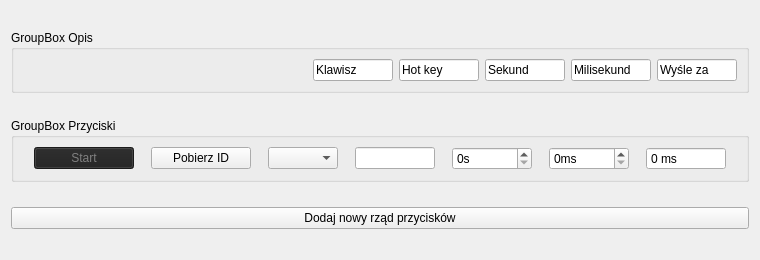
MBuczma/QtBot, file OknoBot.ui: the form before one commit.
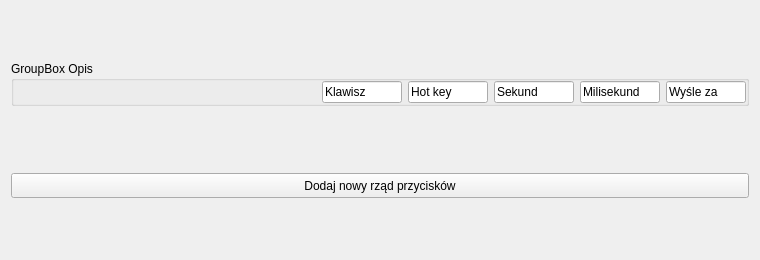
The form after the commit.

Diff of the .ui file:
```diff
--- a/OknoBot.ui
+++ b/OknoBot.ui
@@ -16,10 +16,22 @@
     <height>0</height>
    </size>
   </property>
+  <property name="maximumSize">
+   <size>
+    <width>2000</width>
+    <height>2000</height>
+   </size>
+  </property>
   <property name="windowTitle">
    <string>Form</string>
   </property>
   <layout class="QVBoxLayout" name="verticalLayout">
+   <property name="topMargin">
+    <number>0</number>
+   </property>
+   <property name="bottomMargin">
+    <number>0</number>
+   </property>
    <item>
     <widget class="QGroupBox" name="groupBoxOpis">
      <property name="sizePolicy">
@@ -44,6 +56,21 @@
       <string>GroupBox Opis</string>
      </property>
      <layout class="QHBoxLayout" name="horizontalLayout_2">
+      <property name="spacing">
+       <number>6</number>
+      </property>
+      <property name="leftMargin">
+       <number>0</number>
+      </property>
+      <property name="topMargin">
+       <number>0</number>
+      </property>
+      <property name="rightMargin">
+       <number>0</number>
+      </property>
+      <property name="bottomMargin">
+       <number>0</number>
+      </property>
       <item>
        <spacer name="horizontalSpacer">
         <property name="sizePolicy">
@@ -225,366 +252,6 @@
      </layout>
     </widget>
    </item>
-   <item>
-    <widget class="QGroupBox" name="groupBoxPrzyciski">
-     <property name="sizePolicy">
-      <sizepolicy hsizetype="Expanding" vsizetype="Fixed">
-       <horstretch>0</horstretch>
-       <verstretch>0</verstretch>
-      </sizepolicy>
-     </property>
-     <property name="title">
-      <string>GroupBox Przyciski</string>
-     </property>
-     <layout class="QHBoxLayout" name="horizontalLayout">
-      <item>
-       <widget class="QPushButton" name="pushButton_Start">
-        <property name="enabled">
-         <bool>false</bool>
-        </property>
-        <property name="sizePolicy">
-         <sizepolicy hsizetype="Expanding" vsizetype="Fixed">
-          <horstretch>0</horstretch>
-          <verstretch>0</verstretch>
-         </sizepolicy>
-        </property>
-        <property name="maximumSize">
-         <size>
-          <width>100</width>
-          <height>16777215</height>
-         </size>
-        </property>
-        <property name="styleSheet">
-         <string notr="true">QPushButton:enabled {
-    background-color: green;
-    color: white;
-}
-
-QPushButton:disabled {
-    background-color: #202020;
-    color: grey;
-}</string>
-        </property>
-        <property name="text">
-         <string>Start</string>
-        </property>
-       </widget>
-      </item>
-      <item>
-       <widget class="QPushButton" name="pushButton_PobierzID">
-        <property name="sizePolicy">
-         <sizepolicy hsizetype="Expanding" vsizetype="Fixed">
-          <horstretch>0</horstretch>
-          <verstretch>0</verstretch>
-         </sizepolicy>
-        </property>
-        <property name="maximumSize">
-         <size>
-          <width>100</width>
-          <height>16777215</height>
-         </size>
-        </property>
-        <property name="text">
-         <string>Pobierz ID</string>
-        </property>
-       </widget>
-      </item>
-      <item>
-       <widget class="QComboBox" name="comboBox_Klawisz">
-        <property name="sizePolicy">
-         <sizepolicy hsizetype="Expanding" vsizetype="Fixed">
-          <horstretch>0</horstretch>
-          <verstretch>0</verstretch>
-         </sizepolicy>
-        </property>
-        <property name="minimumSize">
-         <size>
-          <width>70</width>
-          <height>0</height>
-         </size>
-        </property>
-        <property name="maximumSize">
-         <size>
-          <width>70</width>
-          <height>16777215</height>
-         </size>
-        </property>
-        <item>
-         <property name="text">
-          <string/>
-         </property>
-        </item>
-        <item>
-         <property name="text">
-          <string>Left</string>
-         </property>
-        </item>
-        <item>
-         <property name="text">
-          <string>Up</string>
-         </property>
-        </item>
-        <item>
-         <property name="text">
-          <string>Right</string>
-         </property>
-        </item>
-        <item>
-         <property name="text">
-          <string>Down</string>
-         </property>
-        </item>
-        <item>
-         <property name="text">
-          <string>Space</string>
-         </property>
-        </item>
-        <item>
-         <property name="text">
-          <string>Enter</string>
-         </property>
-        </item>
-        <item>
-         <property name="text">
-          <string>Esc</string>
-         </property>
-        </item>
-        <item>
-         <property name="text">
-          <string>F1</string>
-         </property>
-        </item>
-        <item>
-         <property name="text">
-          <string>F2</string>
-         </property>
-        </item>
-        <item>
-         <property name="text">
-          <string>F3</string>
-         </property>
-        </item>
-        <item>
-         <property name="text">
-          <string>F4</string>
-         </property>
-        </item>
-        <item>
-         <property name="text">
-          <string>F5</string>
-         </property>
-        </item>
-        <item>
-         <property name="text">
-          <string>F6</string>
-         </property>
-        </item>
-        <item>
-         <property name="text">
-          <string>F7</string>
-         </property>
-        </item>
-        <item>
-         <property name="text">
-          <string>F8</string>
-         </property>
-        </item>
-        <item>
-         <property name="text">
-          <string>F9</string>
-         </property>
-        </item>
-        <item>
-         <property name="text">
-          <string>F10</string>
-         </property>
-        </item>
-        <item>
-         <property name="text">
-          <string>F11</string>
-         </property>
-        </item>
-        <item>
-         <property name="text">
-          <string>F12</string>
-         </property>
-        </item>
-        <item>
-         <property name="text">
-          <string>1</string>
-         </property>
-        </item>
-        <item>
-         <property name="text">
-          <string>2</string>
-         </property>
-        </item>
-        <item>
-         <property name="text">
-          <string>3</string>
-         </property>
-        </item>
-        <item>
-         <property name="text">
-          <string>4</string>
-         </property>
-        </item>
-        <item>
-         <property name="text">
-          <string>5</string>
-         </property>
-        </item>
-        <item>
-         <property name="text">
-          <string>6</string>
-         </property>
-        </item>
-        <item>
-         <property name="text">
-          <string>7</string>
-         </property>
-        </item>
-        <item>
-         <property name="text">
-          <string>8</string>
-         </property>
-        </item>
-        <item>
-         <property name="text">
-          <string>9</string>
-         </property>
-        </item>
-        <item>
-         <property name="text">
-          <string>0</string>
-         </property>
-        </item>
-       </widget>
-      </item>
-      <item>
-       <widget class="QLineEdit" name="lineEdit_HotKey">
-        <property name="sizePolicy">
-         <sizepolicy hsizetype="Expanding" vsizetype="Fixed">
-          <horstretch>0</horstretch>
-          <verstretch>0</verstretch>
-         </sizepolicy>
-        </property>
-        <property name="minimumSize">
-         <size>
-          <width>80</width>
-          <height>0</height>
-         </size>
-        </property>
-        <property name="maximumSize">
-         <size>
-          <width>80</width>
-          <height>16777215</height>
-         </size>
-        </property>
-       </widget>
-      </item>
-      <item>
-       <widget class="QSpinBox" name="spinBox_Sekund">
-        <property name="sizePolicy">
-         <sizepolicy hsizetype="Expanding" vsizetype="Fixed">
-          <horstretch>0</horstretch>
-          <verstretch>0</verstretch>
-         </sizepolicy>
-        </property>
-        <property name="minimumSize">
-         <size>
-          <width>80</width>
-          <height>0</height>
-         </size>
-        </property>
-        <property name="maximumSize">
-         <size>
-          <width>80</width>
-          <height>16777215</height>
-         </size>
-        </property>
-        <property name="showGroupSeparator" stdset="0">
-         <bool>false</bool>
-        </property>
-        <property name="suffix">
-         <string>s</string>
-        </property>
-        <property name="maximum">
-         <number>9999</number>
-        </property>
-       </widget>
-      </item>
-      <item>
-       <widget class="QSpinBox" name="spinBox_Milisekund">
-        <property name="sizePolicy">
-         <sizepolicy hsizetype="Expanding" vsizetype="Fixed">
-          <horstretch>0</horstretch>
-          <verstretch>0</verstretch>
-         </sizepolicy>
-        </property>
-        <property name="minimumSize">
-         <size>
-          <width>80</width>
-          <height>0</height>
-         </size>
-        </property>
-        <property name="maximumSize">
-         <size>
-          <width>80</width>
-          <height>16777215</height>
-         </size>
-        </property>
-        <property name="suffix">
-         <string>ms</string>
-        </property>
-        <property name="maximum">
-         <number>999</number>
-        </property>
-       </widget>
-      </item>
-      <item>
-       <widget class="QSpinBox" name="spinBox_WysleZa">
-        <property name="sizePolicy">
-         <sizepolicy hsizetype="Expanding" vsizetype="Fixed">
-          <horstretch>0</horstretch>
-          <verstretch>0</verstretch>
-         </sizepolicy>
-        </property>
-        <property name="minimumSize">
-         <size>
-          <width>80</width>
-          <height>0</height>
-         </size>
-        </property>
-        <property name="maximumSize">
-         <size>
-          <width>80</width>
-          <height>16777215</height>
-         </size>
-        </property>
-        <property name="readOnly">
-         <bool>true</bool>
-        </property>
-        <property name="buttonSymbols">
-         <enum>QAbstractSpinBox::ButtonSymbols::NoButtons</enum>
-        </property>
-        <property name="showGroupSeparator" stdset="0">
-         <bool>true</bool>
-        </property>
-        <property name="suffix">
-         <string> ms</string>
-        </property>
-        <property name="maximum">
-         <number>999999</number>
-        </property>
-        <property name="value">
-         <number>0</number>
-        </property>
-       </widget>
-      </item>
-     </layout>
-    </widget>
-   </item>
    <item>
     <widget class="QPushButton" name="pushButton_DodajRzad">
      <property name="sizePolicy">
@@ -593,6 +260,12 @@
        <verstretch>0</verstretch>
       </sizepolicy>
      </property>
+     <property name="maximumSize">
+      <size>
+       <width>2000</width>
+       <height>25</height>
+      </size>
+     </property>
      <property name="text">
       <string>Dodaj nowy rząd przycisków</string>
      </property>
```
